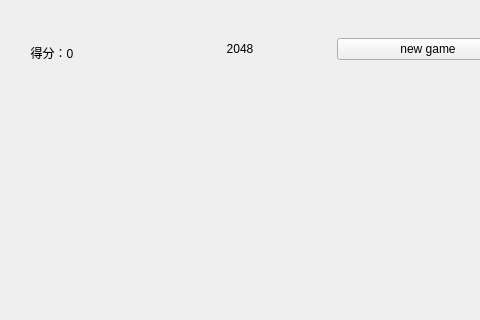
The window that mainwindow.ui (Mohbyiuus/2048Game) describes before a commit, drawn with Qt 5; both pictures show x 245 to 725 and y 0 to 320 of the 970 by 700 pixel window.
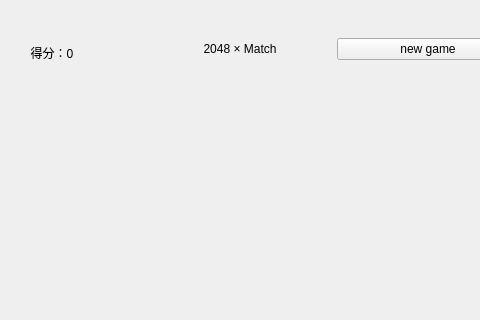
The same window after the commit.

Commit message: UI美化：暗色主题、MapleMono字体、圆角按钮、操作说明面板

The edit to the form file:
```diff
--- a/mainwindow.ui
+++ b/mainwindow.ui
@@ -56,7 +56,7 @@
        <item>
         <widget class="QLabel" name="titleLabel">
          <property name="text">
-          <string>2048</string>
+          <string>2048 × Match</string>
          </property>
          <property name="alignment">
           <set>Qt::AlignmentFlag::AlignCenter</set>
```
Left out of the diff: 2 changed lines with no effect on the pictures. The commit also changes 3 other files.
